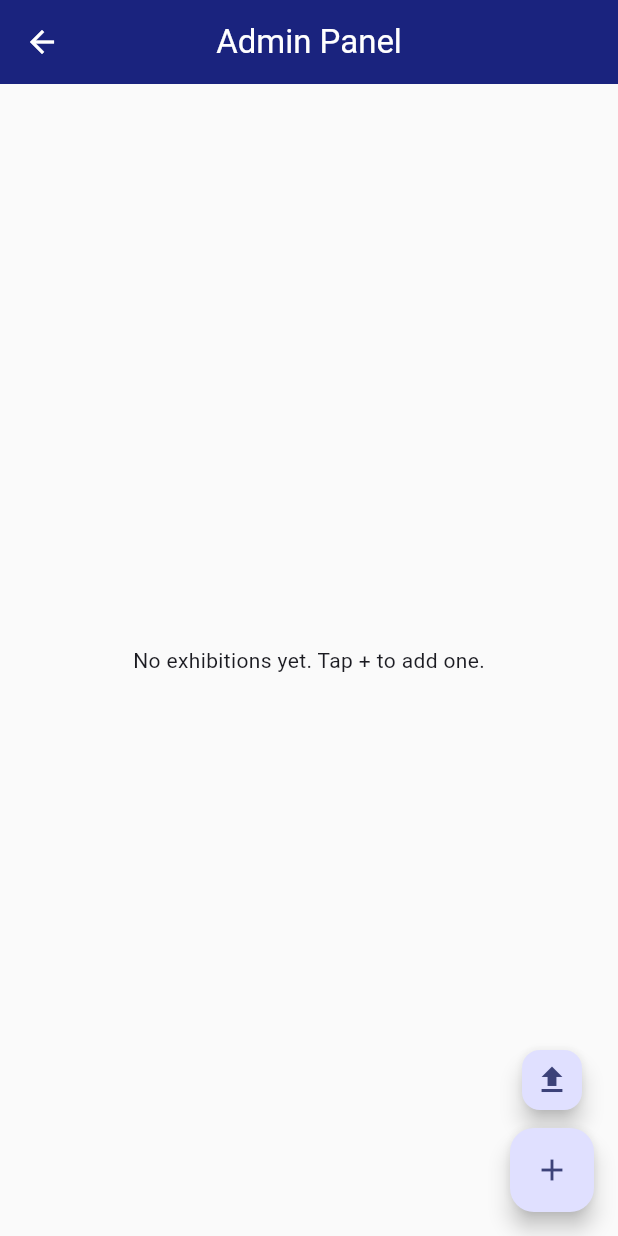
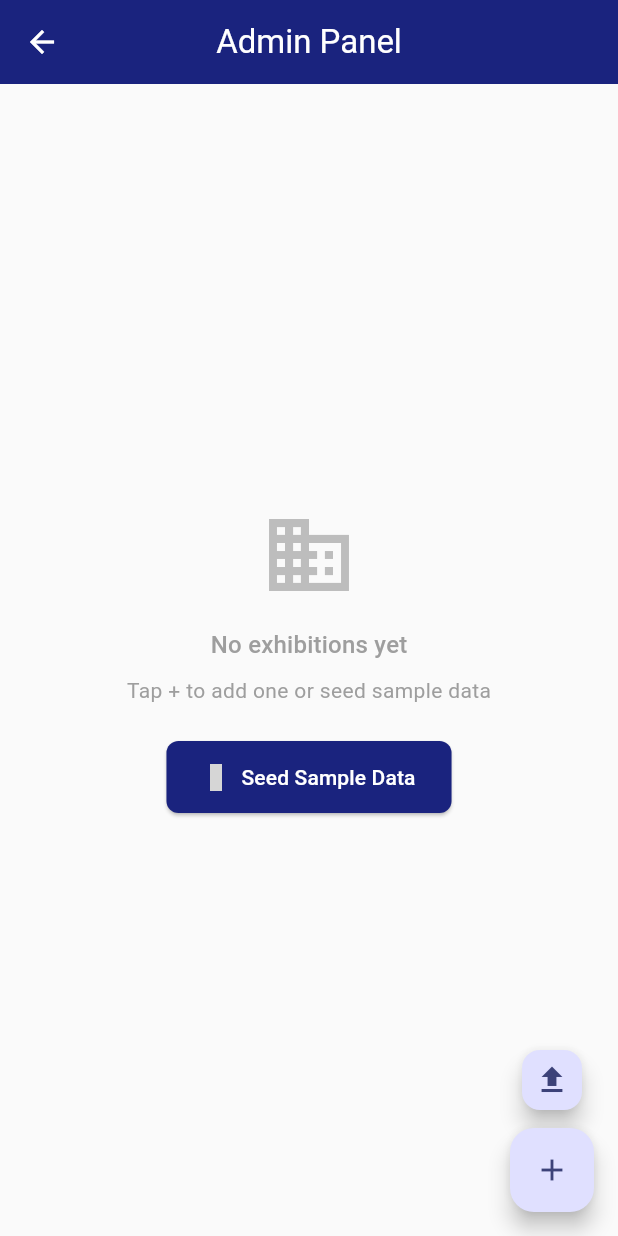
Before and after one commit to tijanikarim-blip/fairconnect, a Flutter app: the screen it shows once a user with an empty profile is signed in, item 4 of the bottom bar chosen, after a tap on the "admin panel settings" icon, on a phone screen of 412 x 824 dp. Run offline on Flutter 3.47's test engine with Material 3 defaults, Android fonts, the phone set to English and light mode, and no system bars; our stand-ins replace cloud_firestore, file_picker, firebase_auth, firebase_core, flutter_local_notifications, google_sign_in and 1 more; accounts and stored records are empty; statements that could not run were skipped; grey boxes are pictures that could not be loaded.

Commit message:
Add seed data, featured section, improved empty states

```diff
--- a/lib/screens/admin/admin_screen.dart
+++ b/lib/screens/admin/admin_screen.dart
@@ -49,8 +49,49 @@ class _AdminScreenState extends State<AdminScreen> {
           final exhibitions = snapshot.data!;
 
           if (exhibitions.isEmpty) {
-            return const Center(
-              child: Text('No exhibitions yet. Tap + to add one.'),
+            return Center(
+              child: Column(
+                mainAxisAlignment: MainAxisAlignment.center,
+                children: [
+                  Icon(Icons.business_outlined, size: 64, color: Colors.grey[400]),
+                  const SizedBox(height: 16),
+                  Text(
+                    'No exhibitions yet',
+                    style: Theme.of(context).textTheme.titleMedium?.copyWith(color: Colors.grey),
+                  ),
+                  const SizedBox(height: 8),
+                  Text(
+                    'Tap + to add one or seed sample data',
+                    style: TextStyle(color: Colors.grey[500]),
+                  ),
+                  const SizedBox(height: 24),
+                  ElevatedButton.icon(
+                    onPressed: () async {
+                      final confirm = await showDialog<bool>(
+                        context: context,
+                        builder: (ctx) => AlertDialog(
+                          title: const Text('Seed Sample Data'),
+                          content: const Text('Add 8 sample trade show exhibitions to the database?'),
+                          actions: [
+                            TextButton(onPressed: () => Navigator.pop(ctx, false), child: const Text('Cancel')),
+                            ElevatedButton(onPressed: () => Navigator.pop(ctx, true), child: const Text('Seed Data')),
+                          ],
+                        ),
+                      );
+                      if (confirm == true && context.mounted) {
+                        await _firestore.seedSampleData();
+                        if (context.mounted) {
+                          ScaffoldMessenger.of(context).showSnackBar(
+                            const SnackBar(content: Text('Sample exhibitions added!')),
+                          );
+                        }
+                      }
+                    },
+                    icon: const Icon(Icons.database),
+                    label: const Text('Seed Sample Data'),
+                  ),
+                ],
+              ),
             );
           }
 
--- a/lib/screens/dashboard/dashboard_screen.dart
+++ b/lib/screens/dashboard/dashboard_screen.dart
@@ -82,17 +82,81 @@ class _ExhibitionsTab extends StatelessWidget {
     final exhibitions = provider.exhibitions;
 
     if (exhibitions.isEmpty) {
-      return const Center(child: Text('No exhibitions found'));
+      return Center(
+        child: Column(
+          mainAxisAlignment: MainAxisAlignment.center,
+          children: [
+            Icon(Icons.event_busy, size: 64, color: Colors.grey[400]),
+            const SizedBox(height: 16),
+            Text(
+              'No exhibitions yet',
+              style: Theme.of(context).textTheme.titleMedium?.copyWith(color: Colors.grey),
+            ),
+            const SizedBox(height: 8),
+            Text(
+              'Check back soon for upcoming trade shows',
+              style: TextStyle(color: Colors.grey[500]),
+            ),
+          ],
+        ),
+      );
     }
 
     final upcoming =
         exhibitions.where((e) => e.isUpcoming || e.isOngoing).toList();
+    final featured =
+        exhibitions.where((e) => e.isFeatured && (e.isUpcoming || e.isOngoing)).toList();
 
-    return ListView.builder(
+    return ListView(
       padding: const EdgeInsets.only(top: 8, bottom: 80),
-      itemCount: upcoming.length,
+      children: [
+        if (featured.isNotEmpty) ...[
+          Padding(
+            padding: const EdgeInsets.fromLTRB(16, 8, 16, 8),
+            child: Text(
+              'Featured Exhibitions',
+              style: Theme.of(context).textTheme.titleMedium?.copyWith(
+                fontWeight: FontWeight.bold,
+              ),
+            ),
+          ),
+          SizedBox(
+            height: 220,
+            child: ListView.builder(
+              scrollDirection: Axis.horizontal,
+              padding: const EdgeInsets.only(left: 12, right: 4),
+              itemCount: featured.length,
               itemBuilder: (context, index) {
-        final exhibition = upcoming[index];
+                final e = featured[index];
+                return SizedBox(
+                  width: 280,
+                  child: ExhibitionCard(
+                    exhibition: e,
+                    isFavorite: provider.isFavorite(e.id),
+                    onTap: () => Navigator.push(
+                      context,
+                      MaterialPageRoute(
+                        builder: (_) => ExhibitionDetailScreen(exhibitionId: e.id),
+                      ),
+                    ),
+                    onFavoriteToggle: () => provider.toggleFavorite(e.id),
+                  ),
+                );
+              },
+            ),
+          ),
+          const SizedBox(height: 8),
+          Padding(
+            padding: const EdgeInsets.fromLTRB(16, 8, 16, 8),
+            child: Text(
+              'Upcoming Exhibitions',
+              style: Theme.of(context).textTheme.titleMedium?.copyWith(
+                fontWeight: FontWeight.bold,
+              ),
+            ),
+          ),
+        ],
+        ...upcoming.map((exhibition) {
           final isFav = provider.isFavorite(exhibition.id);
           return ExhibitionCard(
             exhibition: exhibition,
@@ -106,7 +170,8 @@ class _ExhibitionsTab extends StatelessWidget {
             ),
             onFavoriteToggle: () => provider.toggleFavorite(exhibition.id),
           );
-      },
+        }),
+      ],
     );
   }
 }
```
Also changed, not shown: lib/screens/search/search_screen.dart (+16 -3 lines), lib/services/firestore_service.dart (+221 -0 lines), CHANGELOG.txt. Lines whose indentation alone changed are shown as unchanged.
